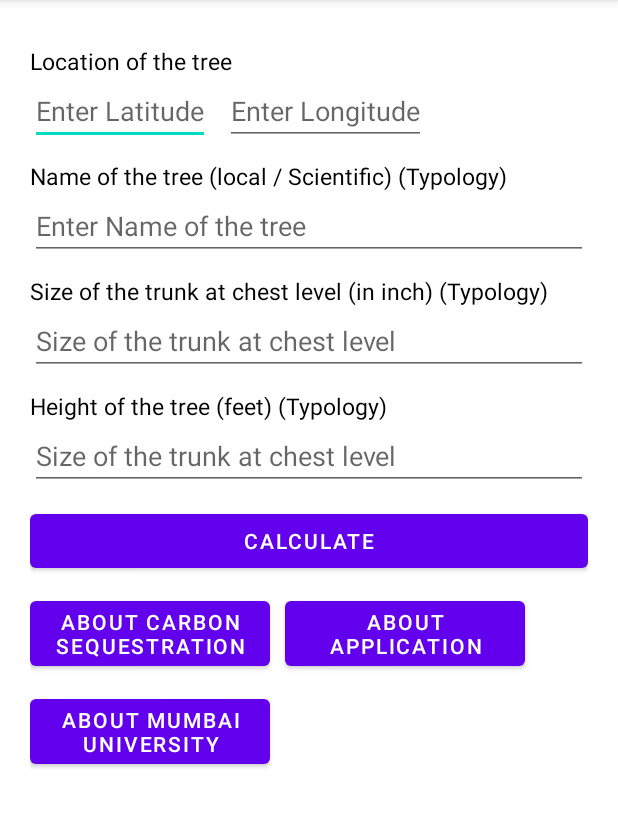
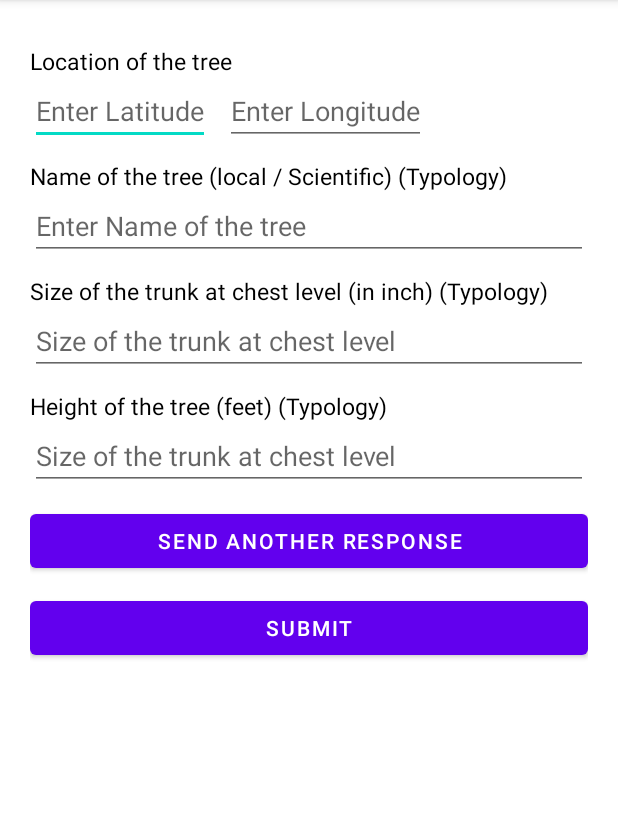
Before and after one commit to AdarshRao10/GreenLiv, an Android app: the screen it shows after launch (MainActivity), on a phone screen of 412 x 824 dp, the part 84-912 px from its top. Run offline under Robolectric (Android 15) with nearby library versions, the phone set to English and light mode, and no system bars; our stand-ins replace Firebase (no records; nobody signed in at launch, a user with empty details on screens opened directly).

Commit message:
Commit by Dheeraj 23/08/2021

```diff
--- a/app/src/main/java/com/livgreen/greenliv/MainActivity.java
+++ b/app/src/main/java/com/livgreen/greenliv/MainActivity.java
@@ -9,10 +9,18 @@ import android.widget.Button;
 import android.widget.EditText;
 import android.widget.Toast;
 
+import com.google.firebase.database.DatabaseReference;
+import com.google.firebase.database.FirebaseDatabase;
+
 public class MainActivity extends AppCompatActivity {
-    Button cal,carbon,university,application;
+    Button cal,carbon,university,application,btn_Submit_Data;
     EditText treeLat,treeLong,treeName,treeTrunk,treeHeight;
     Double Trunk,Height,wa,wt,wd,wc,wco2,Sequestration;
+
+
+    FirebaseDatabase RootNode;
+
+    DatabaseReference reference;
 
 
     @Override
@@ -25,14 +33,89 @@ public class MainActivity extends AppCompatActivity {
         treeName = findViewById(R.id.treeName);
         treeTrunk = findViewById(R.id.treeTrunk);
         treeHeight = findViewById(R.id.treeHeight);
-        carbon = findViewById(R.id.carbon);
-        university = findViewById(R.id.university);
-        application = findViewById(R.id.application);
+        //carbon = findViewById(R.id.carbon);
+       // university = findViewById(R.id.university);
+        //application = findViewById(R.id.application);
+        btn_Submit_Data = findViewById(R.id.btn_Submit_Data);
+
 
         cal.setOnClickListener(new View.OnClickListener() {
             @Override
             public void onClick(View view) {
                 if (validateform()) {
+
+
+                    calculateCarbonSequestraton();
+
+                    Intent SendAnotherResponse = new Intent(getApplicationContext(), MainActivity.class);
+                    startActivity(SendAnotherResponse);
+
+
+//                    String Lat = treeLat.getText().toString();
+//                    String Long = treeLong.getText().toString();
+//                    String Name = treeName.getText().toString();
+//                    Trunk =  Double.valueOf(treeTrunk.getText().toString());  //D
+//                    Height = Double.valueOf(treeHeight.getText().toString()); //H
+//
+//                    if(Trunk < 11)
+//                    {
+//                      wa = 0.25*(Math.pow(Trunk,2))*Height;
+//                    }
+//                    else if(Trunk > 11)
+//                    {
+//                        wa = 0.15*(Math.pow(Trunk,2))*Height;
+//                    }
+//
+//                    wt = 1.2*wa ;
+//                    wd = 0.725*wt;
+//                    wc = 0.50*wd;
+//                    wco2 = 3.67*wc ;
+//                    Sequestration = 0.453592*wco2;
+//
+//                    Toast.makeText(getApplicationContext(), " "+Sequestration, Toast.LENGTH_SHORT).show();
+
+
+
+
+                }
+            }
+        });
+
+        btn_Submit_Data.setOnClickListener(new View.OnClickListener() {
+            @Override
+            public void onClick(View view) {
+
+                calculateCarbonSequestraton();
+                Intent report = new Intent(getApplicationContext(), About_Application.class);
+                startActivity(report);
+
+            }
+        });
+
+//        carbon.setOnClickListener(new View.OnClickListener() {
+//            @Override
+//            public void onClick(View view) {
+//                Intent Login = new Intent(getApplicationContext(), About_Sequestration.class);
+//                startActivity(Login);
+//            }
+//        });
+//        university.setOnClickListener(new View.OnClickListener() {
+//            @Override
+//            public void onClick(View view) {
+//                Intent Login = new Intent(getApplicationContext(), About_University.class);
+//                startActivity(Login);
+//            }
+//        });
+//        application.setOnClickListener(new View.OnClickListener() {
+//            @Override
+//            public void onClick(View view) {
+//                Intent Login = new Intent(getApplicationContext(), About_Application.class);
+//                startActivity(Login);
+//            }
+//        });
+    }
+
+    private void calculateCarbonSequestraton() {
 
         String Lat = treeLat.getText().toString();
         String Long = treeLong.getText().toString();
@@ -57,34 +140,19 @@ public class MainActivity extends AppCompatActivity {
 
         Toast.makeText(getApplicationContext(), " "+Sequestration, Toast.LENGTH_SHORT).show();
 
+        RootNode = FirebaseDatabase.getInstance();
+
+        reference = RootNode.getReference("treeData");
+        // read the index key
+        String Id = reference.push().getKey();
+        TreeHelperClass treeHelper = new TreeHelperClass(Lat,Long,Name,Id,Trunk,Height,Sequestration);
+
+        reference.child(Id).setValue(treeHelper);
 
 
 
-                }
-            }
-        });
 
-        carbon.setOnClickListener(new View.OnClickListener() {
-            @Override
-            public void onClick(View view) {
-                Intent Login = new Intent(getApplicationContext(), About_Sequestration.class);
-                startActivity(Login);
-            }
-        });
-        university.setOnClickListener(new View.OnClickListener() {
-            @Override
-            public void onClick(View view) {
-                Intent Login = new Intent(getApplicationContext(), About_University.class);
-                startActivity(Login);
-            }
-        });
-        application.setOnClickListener(new View.OnClickListener() {
-            @Override
-            public void onClick(View view) {
-                Intent Login = new Intent(getApplicationContext(), About_Application.class);
-                startActivity(Login);
-            }
-        });
+
     }
 
     private boolean validateform() {
--- a/app/src/main/res/layout/activity_main.xml
+++ b/app/src/main/res/layout/activity_main.xml
@@ -111,51 +111,19 @@
         android:id="@+id/cal"
         android:layout_width="match_parent"
         android:layout_height="wrap_content"
-        android:text="Calculate"
+        android:text="Send Another Response"
         android:layout_marginTop="10dp"/>
 
-    <LinearLayout
+
+    <Button
+        android:id="@+id/btn_Submit_Data"
         android:layout_width="match_parent"
         android:layout_height="wrap_content"
-        android:orientation="horizontal"
-        >
-
-        <Button
-            android:id="@+id/carbon"
-            android:layout_width="160dp"
-            android:layout_height="wrap_content"
-            android:text="About Carbon Sequestration"
-            android:layout_marginTop="10dp"/>
-
-
-        <Button
-            android:id="@+id/application"
-            android:layout_marginLeft="10dp"
-            android:layout_width="160dp"
-            android:layout_height="wrap_content"
-            android:text="About Application"
-            android:layout_marginTop="10dp"/>
-
-    </LinearLayout>
-
-    <LinearLayout
-        android:layout_width="match_parent"
-        android:layout_height="wrap_content"
-        android:orientation="horizontal"
-        >
-
-        <Button
-            android:id="@+id/university"
-            android:layout_width="160dp"
-            android:layout_height="wrap_content"
-            android:text="About Mumbai University"
-            android:layout_marginTop="10dp"/>
+        android:text="Submit"
+        android:layout_marginTop="10dp"/>
 
 
 
 
-    </LinearLayout>
-
-
 
 </LinearLayout>
```
Also changed, not shown: app/src/main/java/com/livgreen/greenliv/TreeHelperClass.java (added, +77 -0 lines), app/src/main/res/layout/row_item_sequestration_report.xml (added, +77 -0 lines). Lines whose indentation alone changed are shown as unchanged.
